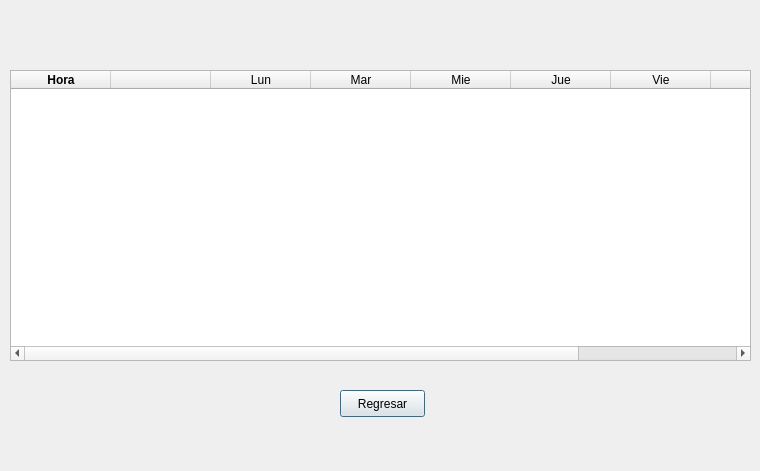
orianapedroza/proyectoLM1, file omega/omega/cronograma.ui: the form before one commit.
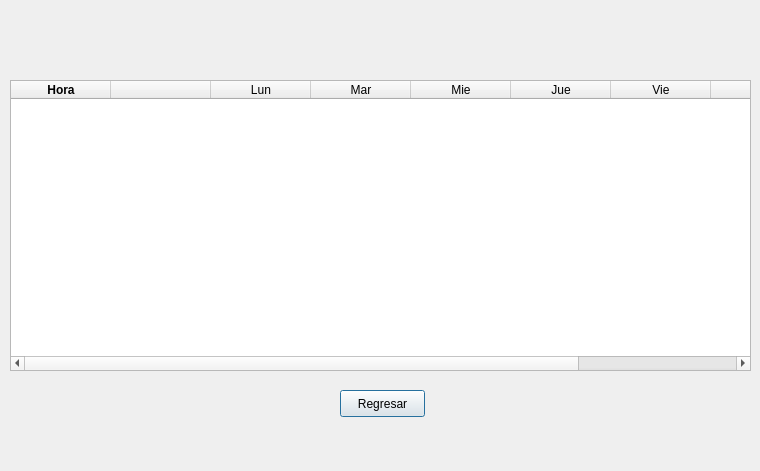
The form after the commit.

The edit to the form file:
```diff
--- a/omega/omega/cronograma.ui
+++ b/omega/omega/cronograma.ui
@@ -17,7 +17,7 @@
    <property name="geometry">
     <rect>
      <x>10</x>
-     <y>70</y>
+     <y>80</y>
      <width>741</width>
      <height>291</height>
     </rect>
```
